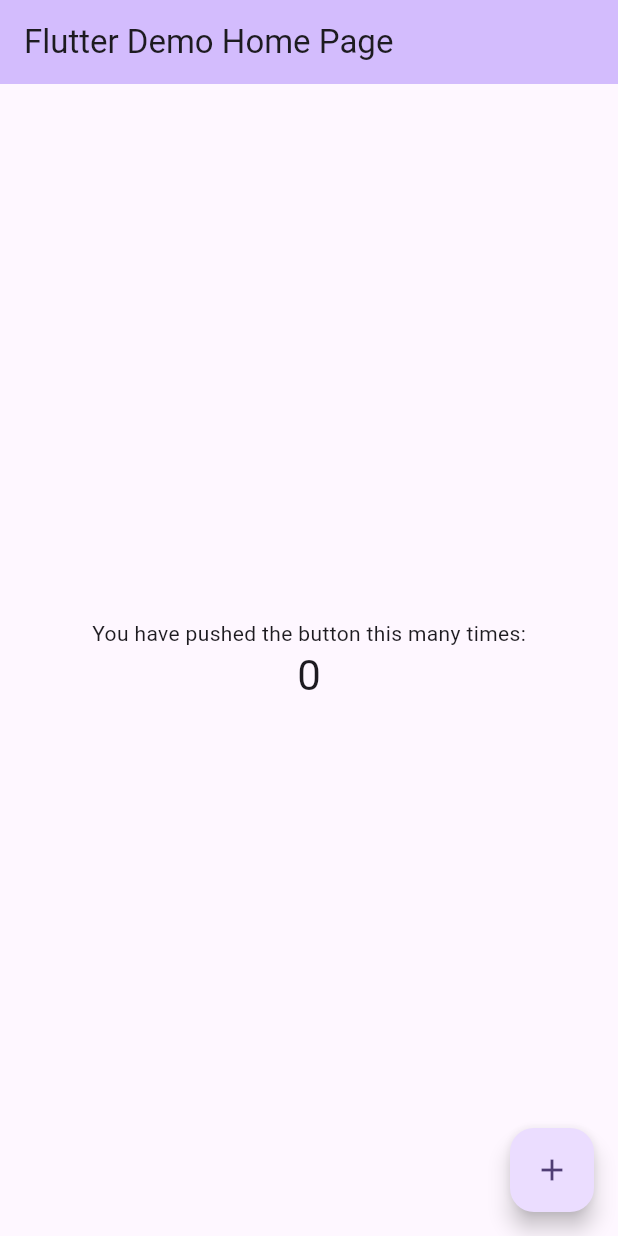
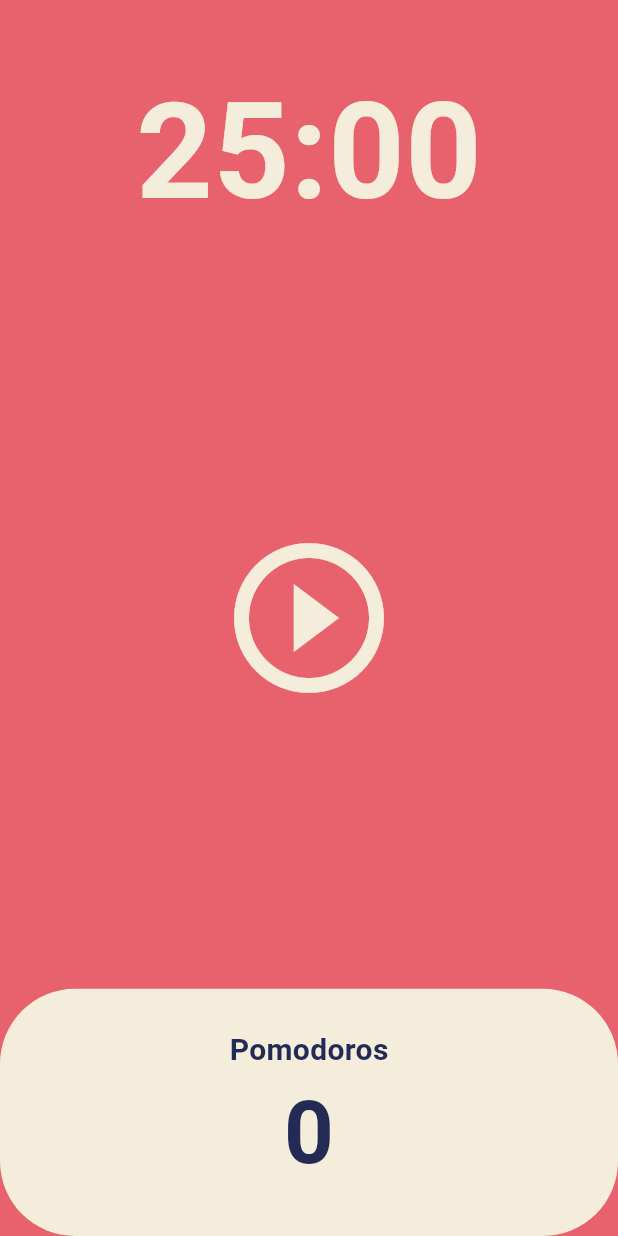
Before and after one commit to janghyunroh/flutter-promodo, a Flutter app: the screen it shows after launch, on a phone screen of 412 x 824 dp. Run offline on Flutter 3.47's test engine with Material 3 defaults, Android fonts, the phone set to English and light mode, and no system bars.

Commit message:
formatted timer

```diff
--- a/lib/main.dart
+++ b/lib/main.dart
@@ -1,122 +1,25 @@
 import 'package:flutter/material.dart';
+import 'package:flutter_promodo/screens/home_screen.dart';
 
 void main() {
-  runApp(const MyApp());
+  runApp(App());
 }
 
-class MyApp extends StatelessWidget {
-  const MyApp({super.key});
+class App extends StatelessWidget {
+  const App({super.key});
 
   // This widget is the root of your application.
   @override
   Widget build(BuildContext context) {
     return MaterialApp(
-      title: 'Flutter Demo',
       theme: ThemeData(
-        // This is the theme of your application.
-        //
-        // TRY THIS: Try running your application with "flutter run". You'll see
-        // the application has a purple toolbar. Then, without quitting the app,
-        // try changing the seedColor in the colorScheme below to Colors.green
-        // and then invoke "hot reload" (save your changes or press the "hot
-        // reload" button in a Flutter-supported IDE, or press "r" if you used
-        // the command line to start the app).
-        //
-        // Notice that the counter didn't reset back to zero; the application
-        // state is not lost during the reload. To reset the state, use hot
-        // restart instead.
-        //
-        // This works for code too, not just values: Most code changes can be
-        // tested with just a hot reload.
-        colorScheme: ColorScheme.fromSeed(seedColor: Colors.deepPurple),
+        scaffoldBackgroundColor: const Color(0xffE7626C),
+        textTheme: const TextTheme(
+          headlineLarge: TextStyle(color: Color(0xff232B55)),
+        ),
+        cardColor: const Color(0xffF4EDDB),
       ),
-      home: const MyHomePage(title: 'Flutter Demo Home Page'),
+      home: const HomeScreen(),
     );
   }
 }
-
-class MyHomePage extends StatefulWidget {
-  const MyHomePage({super.key, required this.title});
-
-  // This widget is the home page of your application. It is stateful, meaning
-  // that it has a State object (defined below) that contains fields that affect
-  // how it looks.
-
-  // This class is the configuration for the state. It holds the values (in this
-  // case the title) provided by the parent (in this case the App widget) and
-  // used by the build method of the State. Fields in a Widget subclass are
-  // always marked "final".
-
-  final String title;
-
-  @override
-  State<MyHomePage> createState() => _MyHomePageState();
-}
-
-class _MyHomePageState extends State<MyHomePage> {
-  int _counter = 0;
-
-  void _incrementCounter() {
-    setState(() {
-      // This call to setState tells the Flutter framework that something has
-      // changed in this State, which causes it to rerun the build method below
-      // so that the display can reflect the updated values. If we changed
-      // _counter without calling setState(), then the build method would not be
-      // called again, and so nothing would appear to happen.
-      _counter++;
-    });
-  }
-
-  @override
-  Widget build(BuildContext context) {
-    // This method is rerun every time setState is called, for instance as done
-    // by the _incrementCounter method above.
-    //
-    // The Flutter framework has been optimized to make rerunning build methods
-    // fast, so that you can just rebuild anything that needs updating rather
-    // than having to individually change instances of widgets.
-    return Scaffold(
-      appBar: AppBar(
-        // TRY THIS: Try changing the color here to a specific color (to
-        // Colors.amber, perhaps?) and trigger a hot reload to see the AppBar
-        // change color while the other colors stay the same.
-        backgroundColor: Theme.of(context).colorScheme.inversePrimary,
-        // Here we take the value from the MyHomePage object that was created by
-        // the App.build method, and use it to set our appbar title.
-        title: Text(widget.title),
-      ),
-      body: Center(
-        // Center is a layout widget. It takes a single child and positions it
-        // in the middle of the parent.
-        child: Column(
-          // Column is also a layout widget. It takes a list of children and
-          // arranges them vertically. By default, it sizes itself to fit its
-          // children horizontally, and tries to be as tall as its parent.
-          //
-          // Column has various properties to control how it sizes itself and
-          // how it positions its children. Here we use mainAxisAlignment to
-          // center the children vertically; the main axis here is the vertical
-          // axis because Columns are vertical (the cross axis would be
-          // horizontal).
-          //
-          // TRY THIS: Invoke "debug painting" (choose the "Toggle Debug Paint"
-          // action in the IDE, or press "p" in the console), to see the
-          // wireframe for each widget.
-          mainAxisAlignment: MainAxisAlignment.center,
-          children: <Widget>[
-            const Text('You have pushed the button this many times:'),
-            Text(
-              '$_counter',
-              style: Theme.of(context).textTheme.headlineMedium,
-            ),
-          ],
-        ),
-      ),
-      floatingActionButton: FloatingActionButton(
-        onPressed: _incrementCounter,
-        tooltip: 'Increment',
-        child: const Icon(Icons.add),
-      ), // This trailing comma makes auto-formatting nicer for build methods.
-    );
-  }
-}
--- /dev/null
+++ b/lib/screens/home_screen.dart
@@ -0,0 +1,131 @@
+import 'package:flutter/material.dart';
+import 'dart:async';
+
+class HomeScreen extends StatefulWidget {
+  const HomeScreen({super.key});
+
+  @override
+  State<HomeScreen> createState() => _HomeScreenState();
+}
+
+class _HomeScreenState extends State<HomeScreen> {
+  static const twentyFiveMinutes = 1500;
+  int totalSeconds = twentyFiveMinutes;
+  late Timer timer;
+  bool isRunning = false;
+  int totalPomodoros = 0;
+
+  void onTick(Timer timer) {
+    if (totalSeconds == 0) {
+      setState(() {
+        totalPomodoros = totalPomodoros + 1;
+        isRunning = false;
+        totalSeconds = twentyFiveMinutes;
+      });
+      timer.cancel();
+    } else {
+      setState(() {
+        totalSeconds = totalSeconds - 1;
+      });
+    }
+  }
+
+  void onStartPressed() {
+    timer = Timer.periodic(Duration(seconds: 1), onTick);
+    setState(() {
+      isRunning = true;
+    });
+  }
+
+  void onPausePressed() {
+    timer.cancel();
+    setState(() {
+      isRunning = false;
+    });
+  }
+
+  String format(int seconds) {
+    var duration = Duration(seconds: seconds);
+    return (duration.toString().split(".").first.substring(2, 7));
+  }
+
+  @override
+  Widget build(BuildContext context) {
+    return Scaffold(
+      backgroundColor: Theme.of(context).scaffoldBackgroundColor,
+      body: Column(
+        children: [
+          Flexible(
+            flex: 1,
+            child: Container(
+              alignment: Alignment.bottomCenter,
+              child: Text(
+                format(totalSeconds),
+                style: TextStyle(
+                  color: Theme.of(context).cardColor,
+                  fontSize: 89,
+                  fontWeight: FontWeight.w600,
+                ),
+              ),
+            ),
+          ),
+          Flexible(
+            flex: 3,
+            child: Center(
+              child: IconButton(
+                iconSize: 120,
+                color: Theme.of(context).cardColor,
+                onPressed: isRunning ? onPausePressed : onStartPressed,
+                icon: Icon(
+                  isRunning
+                      ? Icons.pause_circle_outline
+                      : Icons.play_circle_outline,
+                ),
+              ),
+            ),
+          ),
+          Flexible(
+            flex: 1,
+            child: Row(
+              children: [
+                Expanded(
+                  child: Container(
+                    decoration: BoxDecoration(
+                      color: Theme.of(context).cardColor,
+                      borderRadius: BorderRadius.circular(50),
+                    ),
+                    child: Column(
+                      mainAxisAlignment: MainAxisAlignment.center,
+                      children: [
+                        Text(
+                          'Pomodoros',
+                          style: TextStyle(
+                            fontSize: 20,
+                            fontWeight: FontWeight.w600,
+                            color: Theme.of(
+                              context,
+                            ).textTheme.headlineLarge!.color,
+                          ),
+                        ),
+                        Text(
+                          '$totalPomodoros',
+                          style: TextStyle(
+                            fontSize: 58,
+                            fontWeight: FontWeight.w600,
+                            color: Theme.of(
+                              context,
+                            ).textTheme.headlineLarge!.color,
+                          ),
+                        ),
+                      ],
+                    ),
+                  ),
+                ),
+              ],
+            ),
+          ),
+        ],
+      ),
+    );
+  }
+}
```
Also changed, not shown: 1 other file.
